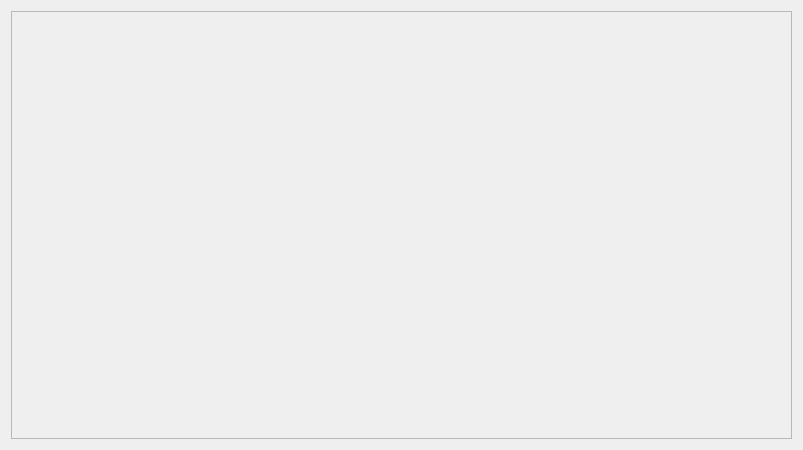
Before: the Qt Designer form mainwindow.ui in strattonbrazil/maze, drawn with Qt 5.
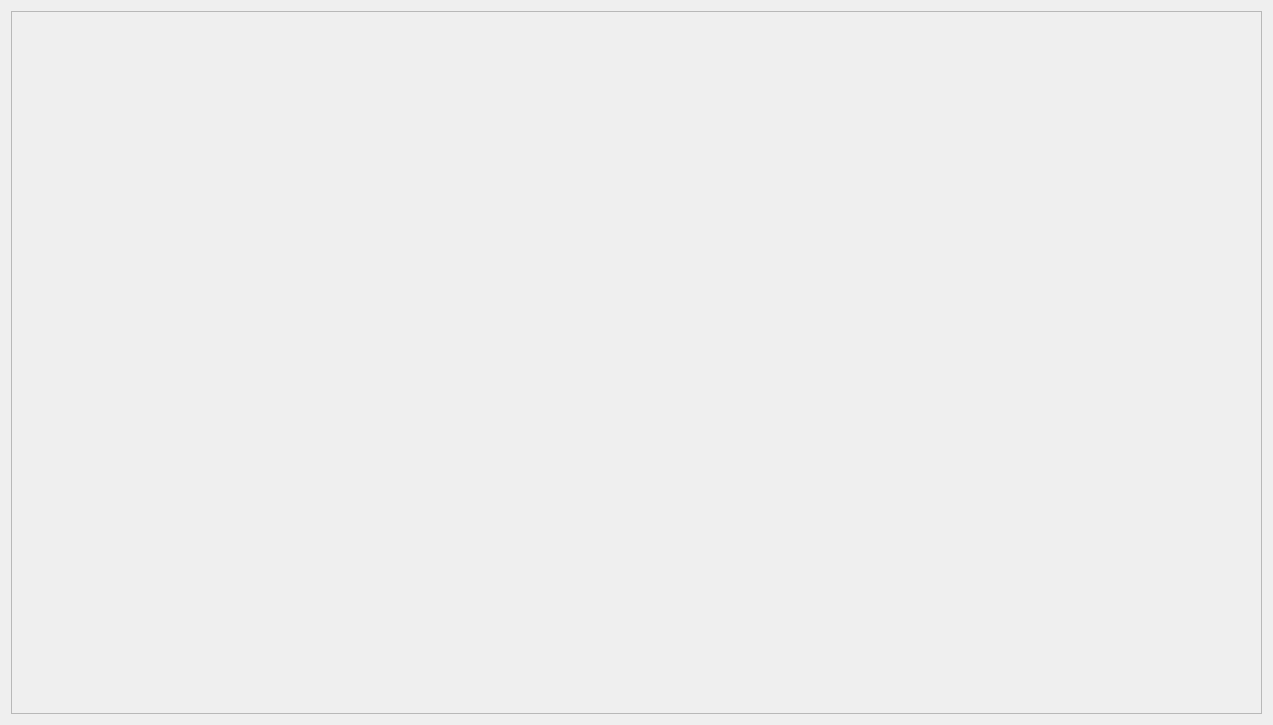
After: the same form once the commit is applied.

What changed in the file:
```diff
--- a/mainwindow.ui
+++ b/mainwindow.ui
@@ -6,8 +6,8 @@
    <rect>
     <x>0</x>
     <y>0</y>
-    <width>803</width>
-    <height>450</height>
+    <width>1273</width>
+    <height>725</height>
    </rect>
   </property>
   <property name="windowTitle">
```
